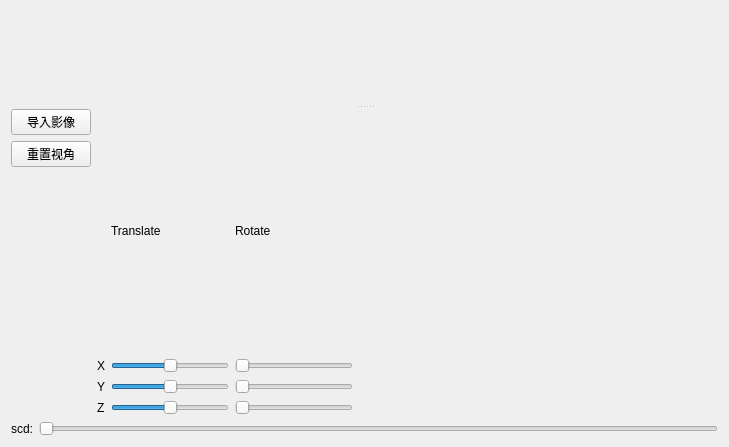
Old version of the form Applications/DRR/widget.ui in the repository BigBrotherHui/Demos.
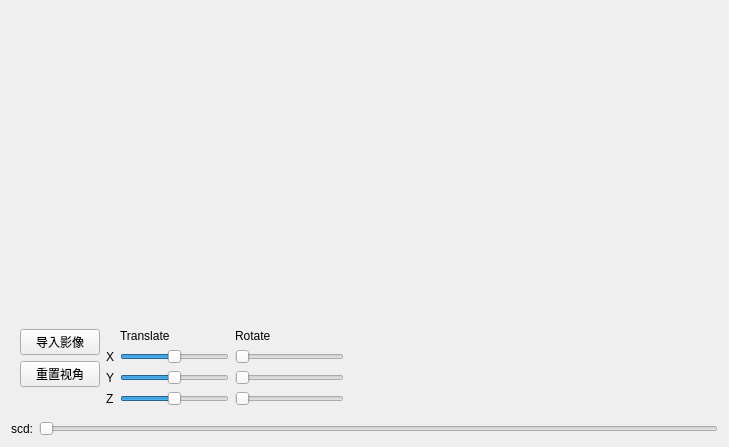
New version of the form.

```diff
--- a/Applications/DRR/widget.ui
+++ b/Applications/DRR/widget.ui
@@ -13,13 +13,18 @@
   <property name="windowTitle">
    <string>Widget</string>
   </property>
-  <layout class="QVBoxLayout" name="verticalLayout">
+  <layout class="QVBoxLayout" name="verticalLayout" stretch="5,1,1">
    <item>
-    <widget class="QSplitter" name="splitter">
-     <property name="orientation">
-      <enum>Qt::Vertical</enum>
+    <widget class="QWidget" name="widget_window" native="true">
+     <property name="minimumSize">
+      <size>
+       <width>0</width>
+       <height>0</height>
+      </size>
      </property>
-     <widget class="QWidget" name="widget_window" native="true"/>
+    </widget>
+   </item>
+   <item>
      <widget class="QWidget" name="widget_menu" native="true">
       <layout class="QHBoxLayout" name="horizontalLayout_2">
        <item>
@@ -193,7 +198,6 @@
         </spacer>
        </item>
       </layout>
-     </widget>
     </widget>
    </item>
    <item>
```
Lines whose indentation alone changed are shown as unchanged.
